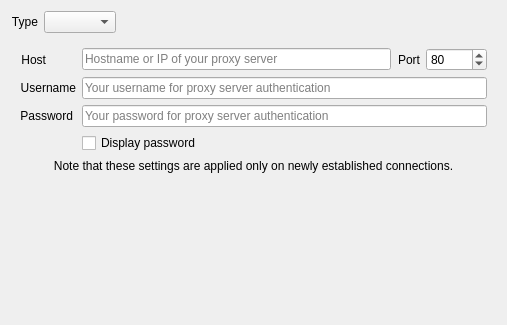
Qt form src/librssguard/gui/reusable/networkproxydetails.ui (martinrotter/rssguard) before a commit.
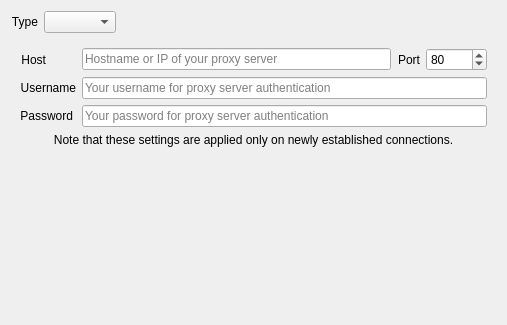
The same form after that commit. Custom widgets are drawn as their Qt base class.

Commit message: work on mergin inoreader to greader, better password text boxes

Patch:
```diff
--- a/src/librssguard/gui/reusable/networkproxydetails.ui
+++ b/src/librssguard/gui/reusable/networkproxydetails.ui
@@ -119,17 +119,7 @@
         </property>
        </widget>
       </item>
-      <item row="3" column="1">
-       <widget class="QCheckBox" name="m_checkShowPassword">
-        <property name="enabled">
-         <bool>true</bool>
-        </property>
-        <property name="text">
-         <string>Display password</string>
-        </property>
-       </widget>
-      </item>
-      <item row="4" column="0" colspan="2">
+      <item row="3" column="0" colspan="2">
        <widget class="QLabel" name="m_lblProxyInfo">
         <property name="text">
          <string>Note that these settings are applied only on newly established connections.</string>
```
The commit also changes 22 other files.
